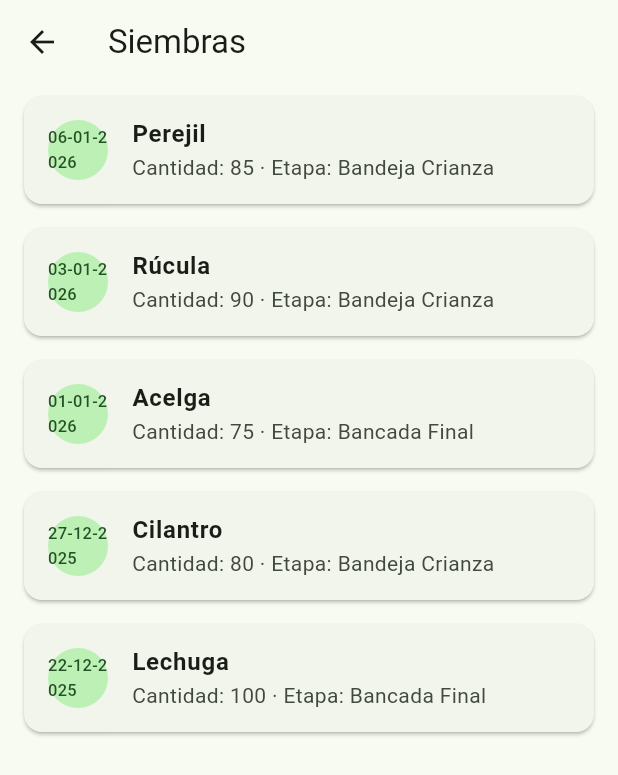
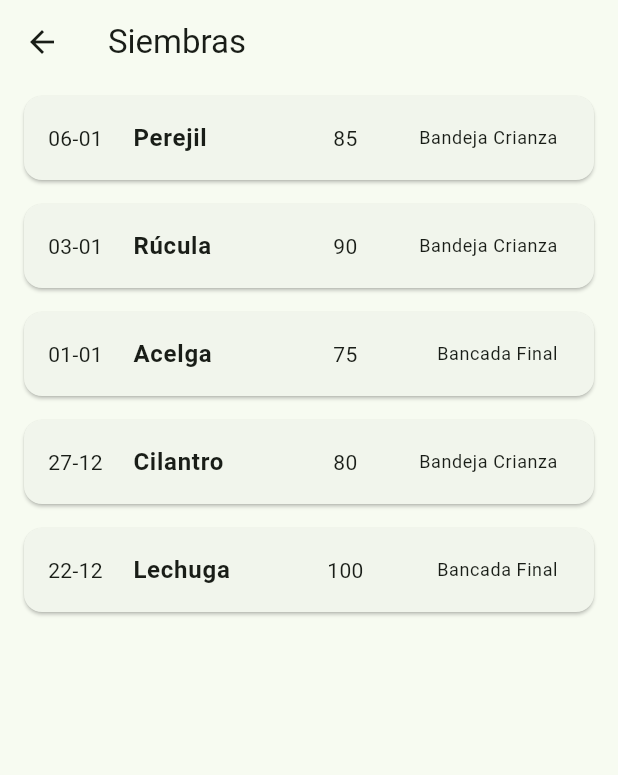
Before and after one commit to casacid-afk/invernadero_mvp, a Flutter app: the screen it shows after launch, scrolled down 576 dp, after a tap on "Últimas siembras", on a phone screen of 412 x 824 dp. Shown: the top 775 px of the screen. Run offline on Flutter 3.47's test engine with Material 3 defaults, Android fonts, the phone set to English and light mode, and no system bars; our stand-ins replace cloud_firestore, pdf, printing, share_plus, shared_preferences; accounts and stored records are empty.

Commit message:
CAP34: Home con acceso Siembras + badge siembras hoy y lista simple

```diff
--- a/lib/main.dart
+++ b/lib/main.dart
@@ -164,6 +164,21 @@ class _InvernaderoHomePageState extends State<InvernaderoHomePage> {
     }
   }
 
+  /// Cuenta las siembras no anuladas del día actual
+  int _contarSiembrasHoy() {
+    final ahora = DateTime.now();
+    final hoy = DateTime(ahora.year, ahora.month, ahora.day);
+    final manana = hoy.add(const Duration(days: 1));
+
+    return motor.movimientos
+        .where((m) =>
+            m.tipo == TipoMovimiento.siembra &&
+            !m.anulado &&
+            m.fecha.isAfter(hoy.subtract(const Duration(milliseconds: 1))) &&
+            m.fecha.isBefore(manana))
+        .length;
+  }
+
   @override
   Widget build(BuildContext context) {
     final stockLechuga = motor.calcularStockPorCultivo('lechuga');
@@ -326,6 +341,9 @@ class _InvernaderoHomePageState extends State<InvernaderoHomePage> {
               );
             }),
             const SizedBox(height: 16),
+            // Card de acceso a Siembras con badge
+            _buildCardSiembras(context),
+            const SizedBox(height: 16),
             // Últimas siembras
             _buildUltimasSiembras(context),
             const SizedBox(height: 16),
@@ -417,6 +435,72 @@ class _InvernaderoHomePageState extends State<InvernaderoHomePage> {
           ),
         ),
       ],
+    );
+  }
+
+  Widget _buildCardSiembras(BuildContext context) {
+    final siembrasHoy = _contarSiembrasHoy();
+
+    return Card(
+      child: InkWell(
+        onTap: () {
+          Navigator.of(context).push(
+            MaterialPageRoute(
+              builder: (context) => SiembrasListaScreen(motor: motor),
+            ),
+          );
+        },
+        borderRadius: BorderRadius.circular(12),
+        child: Padding(
+          padding: const EdgeInsets.all(16.0),
+          child: Row(
+            mainAxisAlignment: MainAxisAlignment.spaceBetween,
+            children: [
+              Row(
+                children: [
+                  Icon(
+                    Icons.eco,
+                    color: Theme.of(context).colorScheme.primary,
+                    size: 32,
+                  ),
+                  const SizedBox(width: 16),
+                  Text(
+                    'Siembras',
+                    style: Theme.of(context).textTheme.titleLarge?.copyWith(
+                      fontWeight: FontWeight.bold,
+                    ),
+                  ),
+                ],
+              ),
+              Container(
+                padding: const EdgeInsets.symmetric(
+                  horizontal: 12,
+                  vertical: 6,
+                ),
+                decoration: BoxDecoration(
+                  color: Theme.of(context).colorScheme.primaryContainer,
+                  borderRadius: BorderRadius.circular(20),
+                ),
+                child: Row(
+                  children: [
+                    Text(
+                      'Hoy: ',
+                      style: Theme.of(context).textTheme.bodySmall,
+                    ),
+                    Text(
+                      siembrasHoy.toString(),
+                      style: Theme.of(context).textTheme.bodyMedium?.copyWith(
+                        fontWeight: FontWeight.bold,
+                        color: Theme.of(context).colorScheme.onPrimaryContainer,
+                      ),
+                    ),
+                  ],
+                ),
+              ),
+            ],
+          ),
+        ),
+      ),
     );
   }
 
--- a/lib/screens/siembras/siembras_lista_screen.dart
+++ b/lib/screens/siembras/siembras_lista_screen.dart
@@ -5,7 +5,6 @@ import '../../domain/movimiento.dart';
 import '../../domain/lote.dart';
 import '../../domain/etapa.dart';
 import '../../domain/cultivos.dart';
-import '../../utils/formatters.dart';
 
 class SiembrasListaScreen extends StatelessWidget {
   final MotorInvernadero motor;
@@ -26,6 +25,13 @@ class SiembrasListaScreen extends StatelessWidget {
   String _obtenerCultivoLabel(Lote? lote) {
     if (lote == null) return 'Cultivo desconocido';
     return CultivoLabels.obtenerLabel(lote.cultivoKey);
+  }
+
+  /// Formatea fecha en formato dd-MM (simple, sin año)
+  String _formatearFechaSimple(DateTime fecha) {
+    final dia = fecha.day.toString().padLeft(2, '0');
+    final mes = fecha.month.toString().padLeft(2, '0');
+    return '$dia-$mes';
   }
 
   @override
@@ -56,7 +62,7 @@ class SiembrasListaScreen extends StatelessWidget {
                   lote = null;
                 }
 
-                final fecha = formatoFechaGuiones(movimiento.fecha);
+                final fecha = _formatearFechaSimple(movimiento.fecha);
                 final cultivoLabel = _obtenerCultivoLabel(lote);
                 final cantidad = movimiento.cantidad ?? 0;
                 final etapa =
@@ -69,14 +75,38 @@ class SiembrasListaScreen extends StatelessWidget {
                     vertical: 8,
                   ),
                   child: ListTile(
-                    leading: CircleAvatar(
-                      child: Text(fecha, style: const TextStyle(fontSize: 11)),
+                    title: Row(
+                      children: [
+                        Expanded(
+                          child: Text(
+                            fecha,
+                            style: Theme.of(context).textTheme.bodyMedium,
+                          ),
+                        ),
+                        Expanded(
+                          flex: 2,
+                          child: Text(
+                            cultivoLabel,
+                            style: const TextStyle(fontWeight: FontWeight.bold),
+                          ),
+                        ),
+                        Expanded(
+                          child: Text(
+                            cantidad.toString(),
+                            textAlign: TextAlign.center,
+                            style: Theme.of(context).textTheme.bodyMedium,
+                          ),
+                        ),
+                        Expanded(
+                          flex: 2,
+                          child: Text(
+                            etapaLabel,
+                            textAlign: TextAlign.end,
+                            style: Theme.of(context).textTheme.bodySmall,
+                          ),
+                        ),
+                      ],
                     ),
-                    title: Text(
-                      cultivoLabel,
-                      style: const TextStyle(fontWeight: FontWeight.bold),
-                    ),
-                    subtitle: Text('Cantidad: $cantidad · Etapa: $etapaLabel'),
                   ),
                 );
               },
```
